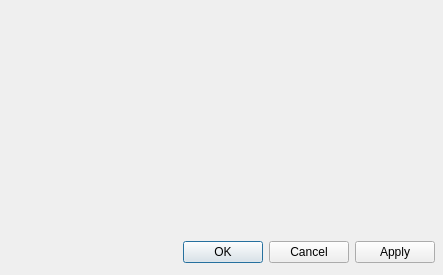
Before: the Qt Designer form ui/preferencesdialog.ui in maxavadallat/imagecompare, drawn with Qt 5.
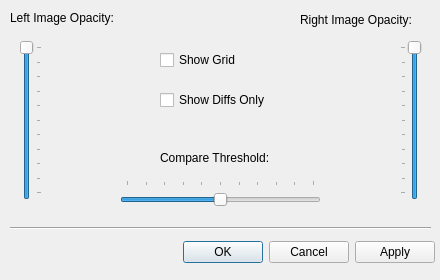
After: the same form once the commit is applied.

```diff
--- a/ui/preferencesdialog.ui
+++ b/ui/preferencesdialog.ui
@@ -6,10 +6,22 @@
    <rect>
     <x>0</x>
     <y>0</y>
-    <width>443</width>
-    <height>275</height>
+    <width>440</width>
+    <height>280</height>
    </rect>
   </property>
+  <property name="minimumSize">
+   <size>
+    <width>440</width>
+    <height>280</height>
+   </size>
+  </property>
+  <property name="maximumSize">
+   <size>
+    <width>440</width>
+    <height>280</height>
+   </size>
+  </property>
   <property name="windowTitle">
    <string>Preferences</string>
   </property>
@@ -29,6 +41,180 @@
     <set>QDialogButtonBox::Apply|QDialogButtonBox::Cancel|QDialogButtonBox::Ok</set>
    </property>
   </widget>
+  <widget class="QCheckBox" name="showGridCheckBox">
+   <property name="geometry">
+    <rect>
+     <x>160</x>
+     <y>50</y>
+     <width>121</width>
+     <height>20</height>
+    </rect>
+   </property>
+   <property name="text">
+    <string>Show Grid</string>
+   </property>
+  </widget>
+  <widget class="QCheckBox" name="hideSourcesCheckBox">
+   <property name="geometry">
+    <rect>
+     <x>160</x>
+     <y>90</y>
+     <width>131</width>
+     <height>20</height>
+    </rect>
+   </property>
+   <property name="text">
+    <string>Show Diffs Only</string>
+   </property>
+  </widget>
+  <widget class="QSlider" name="leftOpacitySlider">
+   <property name="geometry">
+    <rect>
+     <x>20</x>
+     <y>40</y>
+     <width>22</width>
+     <height>160</height>
+    </rect>
+   </property>
+   <property name="sizePolicy">
+    <sizepolicy hsizetype="Fixed" vsizetype="Fixed">
+     <horstretch>0</horstretch>
+     <verstretch>0</verstretch>
+    </sizepolicy>
+   </property>
+   <property name="maximum">
+    <number>100</number>
+   </property>
+   <property name="value">
+    <number>100</number>
+   </property>
+   <property name="orientation">
+    <enum>Qt::Vertical</enum>
+   </property>
+   <property name="tickPosition">
+    <enum>QSlider::TicksBelow</enum>
+   </property>
+   <property name="tickInterval">
+    <number>10</number>
+   </property>
+  </widget>
+  <widget class="QSlider" name="rightOpacitySlider">
+   <property name="geometry">
+    <rect>
+     <x>400</x>
+     <y>40</y>
+     <width>22</width>
+     <height>160</height>
+    </rect>
+   </property>
+   <property name="sizePolicy">
+    <sizepolicy hsizetype="Fixed" vsizetype="Fixed">
+     <horstretch>0</horstretch>
+     <verstretch>0</verstretch>
+    </sizepolicy>
+   </property>
+   <property name="maximum">
+    <number>100</number>
+   </property>
+   <property name="value">
+    <number>100</number>
+   </property>
+   <property name="orientation">
+    <enum>Qt::Vertical</enum>
+   </property>
+   <property name="tickPosition">
+    <enum>QSlider::TicksAbove</enum>
+   </property>
+   <property name="tickInterval">
+    <number>10</number>
+   </property>
+  </widget>
+  <widget class="QSlider" name="thresholdSlider">
+   <property name="geometry">
+    <rect>
+     <x>120</x>
+     <y>180</y>
+     <width>201</width>
+     <height>31</height>
+    </rect>
+   </property>
+   <property name="sizePolicy">
+    <sizepolicy hsizetype="Fixed" vsizetype="Fixed">
+     <horstretch>0</horstretch>
+     <verstretch>0</verstretch>
+    </sizepolicy>
+   </property>
+   <property name="maximum">
+    <number>100</number>
+   </property>
+   <property name="value">
+    <number>50</number>
+   </property>
+   <property name="orientation">
+    <enum>Qt::Horizontal</enum>
+   </property>
+   <property name="tickPosition">
+    <enum>QSlider::TicksAbove</enum>
+   </property>
+   <property name="tickInterval">
+    <number>10</number>
+   </property>
+  </widget>
+  <widget class="QLabel" name="label">
+   <property name="geometry">
+    <rect>
+     <x>160</x>
+     <y>150</y>
+     <width>141</width>
+     <height>16</height>
+    </rect>
+   </property>
+   <property name="text">
+    <string>Compare Threshold:</string>
+   </property>
+  </widget>
+  <widget class="QLabel" name="label_2">
+   <property name="geometry">
+    <rect>
+     <x>10</x>
+     <y>10</y>
+     <width>131</width>
+     <height>16</height>
+    </rect>
+   </property>
+   <property name="text">
+    <string>Left Image Opacity:</string>
+   </property>
+   <property name="wordWrap">
+    <bool>true</bool>
+   </property>
+  </widget>
+  <widget class="QLabel" name="label_3">
+   <property name="geometry">
+    <rect>
+     <x>300</x>
+     <y>10</y>
+     <width>131</width>
+     <height>20</height>
+    </rect>
+   </property>
+   <property name="text">
+    <string>Right Image Opacity:</string>
+   </property>
+  </widget>
+  <widget class="Line" name="line">
+   <property name="geometry">
+    <rect>
+     <x>10</x>
+     <y>220</y>
+     <width>421</width>
+     <height>16</height>
+    </rect>
+   </property>
+   <property name="orientation">
+    <enum>Qt::Horizontal</enum>
+   </property>
+  </widget>
  </widget>
  <resources/>
  <connections>
```
